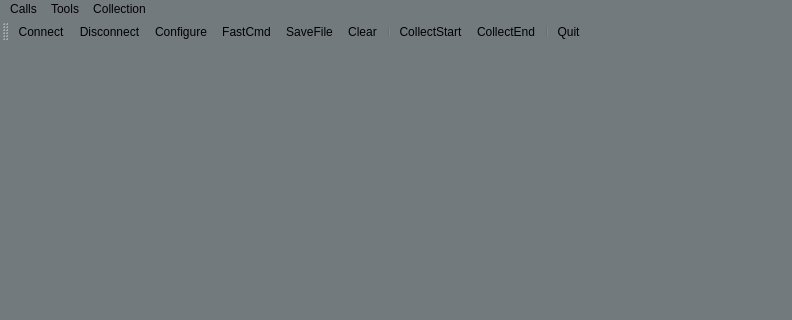
Old version of the form terminal/mainwindow.ui in the repository shanlizi/QT_GF_Software; both pictures show x 0 to 792 and y 0 to 320 of the 792 by 518 pixel window.
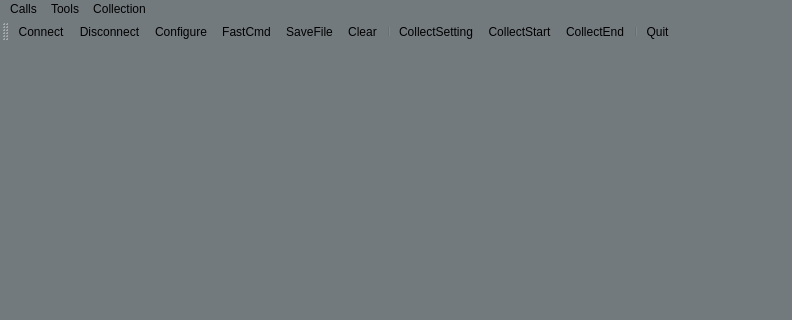
New version of the form. Icons and pictures are not drawn.

Patch:
```diff
--- a/terminal/mainwindow.ui
+++ b/terminal/mainwindow.ui
@@ -73,6 +73,7 @@
    <addaction name="actionSaveFile"/>
    <addaction name="actionClear"/>
    <addaction name="separator"/>
+   <addaction name="actionCollectSetting"/>
    <addaction name="actionCollectStart"/>
    <addaction name="actionCollectEnd"/>
    <addaction name="separator"/>
@@ -212,6 +213,15 @@
     <string>CollectEnd</string>
    </property>
   </action>
+  <action name="actionCollectSetting">
+   <property name="icon">
+    <iconset resource="terminal.qrc">
+     <normaloff>:/images/collectSetting.png</normaloff>:/images/collectSetting.png</iconset>
+   </property>
+   <property name="text">
+    <string>CollectSetting</string>
+   </property>
+  </action>
  </widget>
  <layoutdefault spacing="6" margin="11"/>
  <resources>
```
Left out of the diff: 1 changed line with no effect on the pictures.
